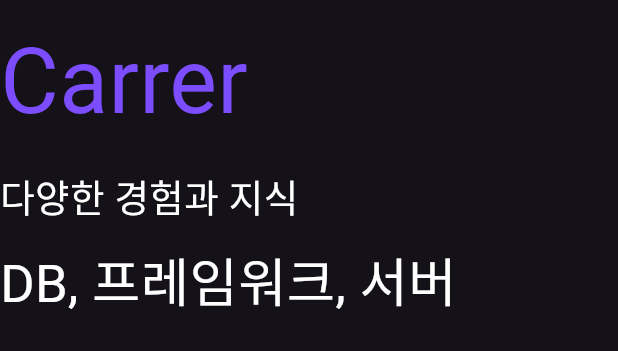
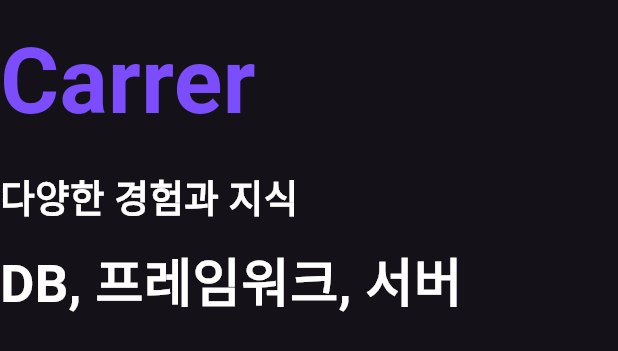
Before and after one commit to bongyoen/portfolio, a Flutter app: the CareerSection widget shown alone on an empty page, opened directly, on a phone screen of 412 x 824 dp. Shown: the top 351 px of the screen. Run offline on Flutter 3.47's test engine with Material 3 defaults, Android fonts, the phone set to English and light mode, and no system bars; our stand-ins replace auto_size_text, carousel_slider, dio, equatable, flutter_bloc; missing offline and left inert: universal_html; network calls fail.

Commit message:
폰트 수정, 로고이미지 조회 로직 수정

```diff
--- a/lib/bloc/test_bloc/test_state.dart
+++ b/lib/bloc/test_bloc/test_state.dart
@@ -14,9 +14,7 @@ class TestApiProvider extends TestState {
 
   TestApiProvider(
       {
-        // required this.headerNames,
       required this.index,
-      // required this.headerNameKeys,
       required this.skillLogos,
       required this.severlessMap});
 
--- a/lib/repogitory/api_provider.dart
+++ b/lib/repogitory/api_provider.dart
@@ -24,6 +24,9 @@ class ApiProvider {
   Future<Response> postImageUrl(String name, String extension) => _dio
       .post("/resource/image", data: {"name": name, "extension": extension});
 
+  Future<Response> postImagesUrl(List<Map<String, String>> bearItem) => _dio
+      .post("/resource/images", data: bearItem);
+
   Future<Response> postBoardByCl(String boardCl) =>
       _dio.post("/board/getBoard", data: {"boardCl": boardCl});
 
--- a/lib/widgets/body/logo_section.dart
+++ b/lib/widgets/body/logo_section.dart
@@ -85,7 +85,10 @@ Widget carouseEq(String path, String txt) {
     children: [
       Padding(
         padding: const EdgeInsets.fromLTRB(10, 0, 10, 0),
-        child: Image.network(path, height: 100),
+        child: Image.network(path, height: 100, loadingBuilder: (context, child, loadingProgress) {
+          if(loadingProgress != null) return Container(color: Colors.grey, width: 100, height: 100,);
+          return child;
+        },),
       ),
       WhiteNormalTxt(txt: txt, size: 20, color: Colors.white)
     ],
--- a/lib/widgets/text/white-normal-txt.dart
+++ b/lib/widgets/text/white-normal-txt.dart
@@ -1,18 +1,31 @@
 import 'package:flutter/material.dart';
 
 class WhiteNormalTxt extends StatelessWidget {
-  const WhiteNormalTxt({super.key, required this.txt, required this.size, required this.color});
+  const WhiteNormalTxt(
+      {super.key,
+      required this.txt,
+      required this.size,
+      required this.color,
+      this.backGroupColor});
 
   final String txt;
   final double size;
   final Color color;
+  final Color? backGroupColor;
 
   @override
   Widget build(BuildContext context) {
     return Text(
       txt,
       style: TextStyle(
-          fontSize: size, color: color, fontStyle: FontStyle.normal, height: 1.8),
+          fontWeight: FontWeight.w700,
+          decorationColor: Colors.red,
+          decorationThickness: 6,
+          fontSize: size,
+          color: color,
+          fontStyle: FontStyle.normal,
+          height: 1.8,
+          backgroundColor: backGroupColor),
     );
   }
 }
```
Also changed, not shown: lib/bloc/test_bloc/test_bloc.dart (+9 -8 lines), lib/widgets/body/career_section.dart (+18 -6 lines), lib/widgets/body/home_body.dart (+5 -6 lines).
